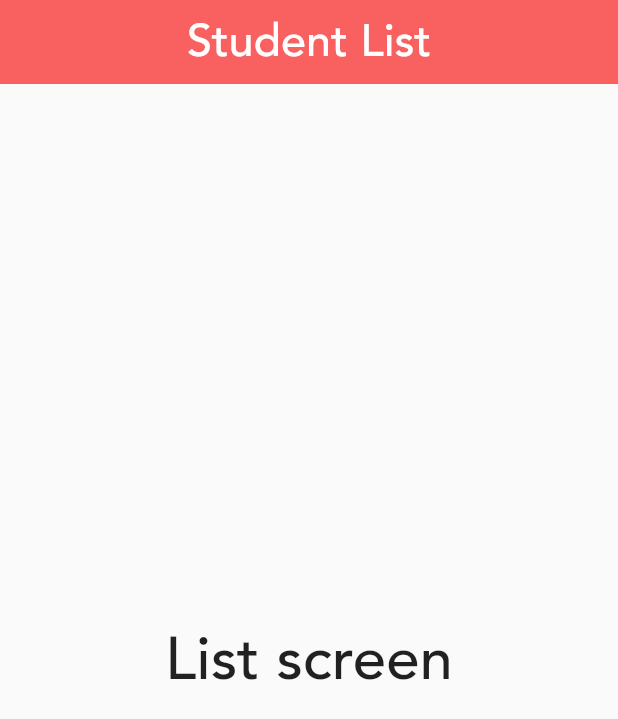
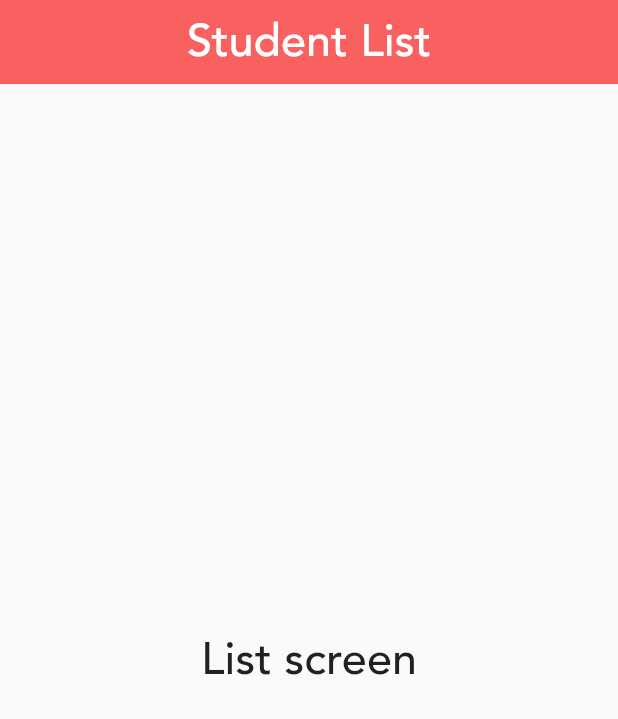
Before and after one commit to smsirmek/tutorplammer, a Flutter app: the listPage screen opened directly, on a phone screen of 412 x 824 dp. Shown: the top 719 px of the screen. Run offline on Flutter 3.47's test engine with Material 2 defaults, Android fonts, the phone set to English and light mode, and no system bars; our stand-ins replace table_calendar.

Commit message:
test remote success

```diff
--- a/lib/screen/ListPage.dart
+++ b/lib/screen/ListPage.dart
@@ -31,7 +31,7 @@ class _ListPageState extends State<listPage> {
       body: Center(
         child: Text(
           'List screen',
-          style: TextStyle(fontSize: 40),
+          style: TextStyle(fontSize: 30),
         ),
       ),
     );
```
